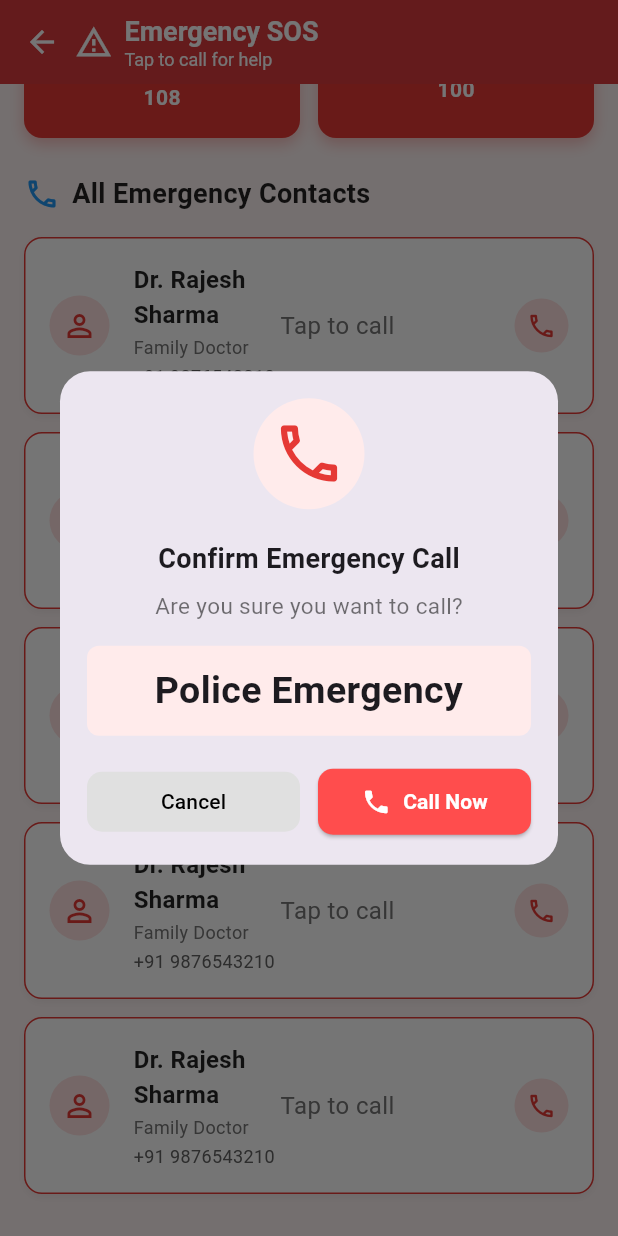
After one commit to tanishqshrivas/gabru, a Flutter app: the EmergencyPage screen opened directly, scrolled down 122 dp, after a tap on "POLICE", on a phone screen of 412 x 824 dp. The commit adds this screen. Run offline on Flutter 3.47's test engine with Material 3 defaults, Android fonts, the phone set to English and light mode, and no system bars; our stand-ins replace google_sign_in.

Commit message:
Added SOS emergency call dialog with custom UI and fixed AppBar spacing

```diff
--- /dev/null
+++ b/lib/emergency.dart
@@ -0,0 +1,479 @@
+import 'package:flutter/material.dart';
+
+class EmergencyPage extends StatelessWidget {
+  const EmergencyPage({super.key});
+
+  @override
+  Widget build(BuildContext context) {
+    return Scaffold(
+      backgroundColor: const Color(0xFFFDF2F2),
+      appBar: AppBar(
+        backgroundColor: const Color(0xFFE53935),
+        elevation: 0,
+        leading: IconButton(
+          icon: const Icon(Icons.arrow_back, color: Colors.white),
+          onPressed: () => Navigator.pop(context),
+        ),
+        titleSpacing: -10, // This reduces the gap between leading and title
+        title: Row(
+          children: [
+            const SizedBox(width: 4), // Optional: fine-tune spacing if needed
+            const Icon(Icons.warning_amber_outlined, color: Colors.white, size: 25),
+            const SizedBox(width: 8),
+            Column(
+              crossAxisAlignment: CrossAxisAlignment.start,
+              children: const [
+                Text(
+                  'Emergency SOS',
+                  style: TextStyle(
+                    color: Colors.white,
+                    fontWeight: FontWeight.bold,
+                    fontSize: 18,
+                  ),
+                ),
+                Text(
+                  'Tap to call for help',
+                  style: TextStyle(
+                    color: Colors.white,
+                    fontSize: 12,
+                  ),
+                ),
+              ],
+            ),
+          ],
+        ),
+      ),
+
+      body: SingleChildScrollView(
+        padding: const EdgeInsets.all(16),
+        child: Column(
+          crossAxisAlignment: CrossAxisAlignment.start,
+          children: [
+            // Quick Emergency Services Section
+            Row(
+              children: [
+                Icon(Icons.shield_outlined, color: Colors.red[600], size: 24),
+                const SizedBox(width: 8),
+                const Text(
+                  'Quick Emergency Services',
+                  style: TextStyle(
+                    fontSize: 18,
+                    fontWeight: FontWeight.bold,
+                    color: Colors.black87,
+                  ),
+                ),
+              ],
+            ),
+            const SizedBox(height: 16),
+
+            // Emergency Service Buttons
+            Row(
+              children: [
+                Expanded(
+                  child:
+                  _buildEmergencyServiceButton(
+                    context,
+                    title: 'City Hospital Emergency',
+                    subtitle: null,
+                    number: '108',
+                    color: const Color(0xFFE53935),
+                    showIcon: true,
+                    onTap: () => _showCallDialog(context, 'City Hospital Emergency', '108'),
+                  ),
+
+                ),
+
+                const SizedBox(width: 12),
+                Expanded(
+                  child:
+                  _buildEmergencyServiceButton(
+                    context,
+                    title: 'POLICE',
+                    subtitle: 'Police Emergency',
+                    number: '100',
+                    color: const Color(0xFFE53935),
+                    showIcon: false,
+                    onTap: () => _showCallDialog(context, 'Police Emergency', '100'),
+                  ),
+
+                ),
+              ],
+            ),
+
+                const SizedBox(height: 24),
+
+            // All Emergency Contacts Section
+            Row(
+              children: [
+                const Icon(Icons.phone_outlined, color: Colors.blue, size: 24),
+                const SizedBox(width: 8),
+                const Text(
+                  'All Emergency Contacts',
+                  style: TextStyle(
+                    fontSize: 18,
+                    fontWeight: FontWeight.bold,
+                    color: Colors.black87,
+                  ),
+                ),
+              ],
+            ),
+            const SizedBox(height: 16),
+
+            // Emergency Contacts List
+            _buildContactCard(
+              context,
+              name: 'Dr. Rajesh Sharma',
+              role: 'Family Doctor',
+              phone: '+91 9876543210',
+              onTap: () => _showCallDialog(context, 'Dr. Rajesh Sharma', '+91 9876543210'),
+            ),
+
+            _buildContactCard(
+              context,
+              name: 'Dr. Rajesh Sharma',
+              role: 'Family Doctor',
+              phone: '+91 9876543210',
+              onTap: () => _showCallDialog(context, 'Dr. Rajesh Sharma', '+91 9876543210'),
+            ),
+
+            _buildContactCard(
+              context,
+              name: 'Dr. Rajesh Sharma',
+              role: 'Family Doctor',
+              phone: '+91 9876543210',
+              onTap: () => _showCallDialog(context, 'Dr. Rajesh Sharma', '+91 9876543210'),
+            ),
+
+            _buildContactCard(
+              context,
+              name: 'Dr. Rajesh Sharma',
+              role: 'Family Doctor',
+              phone: '+91 9876543210',
+              onTap: () => _showCallDialog(context, 'Dr. Rajesh Sharma', '+91 9876543210'),
+            ),
+
+            _buildContactCard(
+              context,
+              name: 'Dr. Rajesh Sharma',
+              role: 'Family Doctor',
+              phone: '+91 9876543210',
+              onTap: () => _showCallDialog(context, 'Dr. Rajesh Sharma', '+91 9876543210'),
+            ),
+          ],
+        ),
+      ),
+    );
+  }
+
+
+  Widget _buildEmergencyServiceButton(
+      BuildContext context, {
+        required String title,
+        String? subtitle,
+        required String number,
+        required Color color,
+        required VoidCallback onTap,
+        bool showIcon = false,
+      }) {
+    return GestureDetector(
+      onTap: onTap,
+      child: Container(
+        height: 100,
+        padding: const EdgeInsets.all(16),
+        decoration: BoxDecoration(
+          color: color,
+          borderRadius: BorderRadius.circular(12),
+          boxShadow: [
+            BoxShadow(
+              color: color.withOpacity(0.3),
+              blurRadius: 8,
+              offset: const Offset(0, 4),
+            ),
+          ],
+        ),
+        child: Column(
+          mainAxisAlignment: MainAxisAlignment.center,
+          children: [
+            showIcon
+                ? const Icon(Icons.local_hospital_rounded, color: Colors.white, size: 25)
+                : Text(
+              title,
+              style: const TextStyle(
+                color: Colors.white,
+                fontWeight: FontWeight.bold,
+                fontSize: 12,
+              ),
+              textAlign: TextAlign.center,
+            ),
+            const SizedBox(height: 4),
+            if (showIcon) // Show title only when icon is shown
+              Text(
+                title,
+                style: const TextStyle(
+                  color: Colors.white,
+                  fontWeight: FontWeight.bold,
+                  fontSize: 12,
+                ),
+                textAlign: TextAlign.center,
+              ),
+            if (subtitle != null)
+              Text(
+                subtitle,
+                style: const TextStyle(
+                  color: Colors.white,
+                  fontSize: 10,
+                ),
+                textAlign: TextAlign.center,
+              ),
+            Text(
+              number,
+              style: const TextStyle(
+                color: Colors.white,
+                fontWeight: FontWeight.bold,
+                fontSize: 14,
+              ),
+            ),
+          ],
+        ),
+      ),
+    );
+  }
+
+
+
+  Widget _buildContactCard(
+      BuildContext context, {
+        required String name,
+        required String role,
+        required String phone,
+        required VoidCallback onTap,
+      }) {
+    return Container(
+      margin: const EdgeInsets.only(bottom: 12),
+      padding: const EdgeInsets.all(16),
+      decoration: BoxDecoration(
+        color: Colors.white,
+        borderRadius: BorderRadius.circular(12),
+        border: Border.all(color: const Color(0xFFE53935), width: 1),
+        boxShadow: [
+          BoxShadow(
+            color: Colors.black.withOpacity(0.05),
+            blurRadius: 4,
+            offset: const Offset(0, 2),
+          ),
+        ],
+      ),
+      child: Row(
+        children: [
+          // Profile Icon
+          Container(
+            width: 40,
+            height: 40,
+            decoration: BoxDecoration(
+              color: const Color(0xFFFFE0E0),
+              borderRadius: BorderRadius.circular(20),
+            ),
+            child: const Icon(
+              Icons.person_outline_outlined,
+              color: Color(0xFFE53935),
+            ),
+          ),
+
+          const SizedBox(width: 16),
+
+          // Contact Info
+          Expanded(
+            child: Column(
+              crossAxisAlignment: CrossAxisAlignment.start,
+              children: [
+                Text(
+                  name,
+                  style: const TextStyle(
+                    fontSize: 16,
+                    fontWeight: FontWeight.bold,
+                    color: Colors.black87,
+                  ),
+                ),
+                const SizedBox(height: 2),
+                Text(
+                  role,
+                  style: TextStyle(
+                    fontSize: 12,
+                    color: Colors.grey[600],
+                  ),
+                ),
+                const SizedBox(height: 2),
+                Text(
+                  phone,
+                  style: TextStyle(
+                    fontSize: 12,
+                    color: Colors.grey[700],
+                  ),
+                ),
+              ],
+            ),
+          ),
+
+
+          Row(
+            mainAxisAlignment: MainAxisAlignment.end,
+            children: [
+              Text(
+                'Tap to call',
+                style: TextStyle(
+                  fontSize: 16,
+                  color: Colors.grey[600],
+                ),
+              ),
+              const SizedBox(width: 80),
+              GestureDetector(
+                onTap: onTap,
+                child: Container(
+                  padding: const EdgeInsets.all(8),
+                  decoration: BoxDecoration(
+                    color: Color(0xFFFFE0E0),
+                    borderRadius: BorderRadius.circular(20),
+                  ),
+                  child: const Icon(
+                    Icons.phone_outlined,
+                    color: Color(0xFFE53935),
+                    size: 20,
+                  ),
+                ),
+              ),
+            ],
+          )
+
+        ],
+      ),
+    );
+  }
+
+
+  void _showCallDialog(BuildContext context, String name, String number) {
+    showDialog(
+      context: context,
+      builder: (BuildContext context) {
+        return Dialog(
+          shape: RoundedRectangleBorder(
+            borderRadius: BorderRadius.circular(20),
+          ),
+          child: Padding(
+            padding: const EdgeInsets.symmetric(horizontal: 18.0, vertical: 18),
+            child: Column(
+              mainAxisSize: MainAxisSize.min,
+              children: [
+                // Circular icon
+                Container(
+                  padding: const EdgeInsets.all(12),
+                  decoration: BoxDecoration(
+                    color: const Color(0xFFFFEBEB),
+                    shape: BoxShape.circle,
+                  ),
+                  child: const Icon(
+                    Icons.phone_outlined,
+                    color: Color(0xFFE53935),
+                    size: 50,
+                  ),
+                ),
+                const SizedBox(height: 20),
+
+                // Title
+                const Text(
+                  'Confirm Emergency Call',
+                  style: TextStyle(
+                    fontWeight: FontWeight.bold,
+                    fontSize: 18,
+                  ),
+                ),
+                const SizedBox(height: 8),
+
+                // Subtitle
+                const Text(
+                  'Are you sure you want to call?',
+                  style: TextStyle(
+                    fontSize: 15,
+                    color: Colors.black54,
+                  ),
+                ),
+                const SizedBox(height: 16),
+
+                // Name Box
+                Container(
+                  width: double.infinity,
+                  padding: const EdgeInsets.symmetric(vertical: 12, horizontal: 12),
+                  decoration: BoxDecoration(
+                    color: const Color(0xFFFFEBEB),
+                    borderRadius: BorderRadius.circular(8),
+                  ),
+                  child: Text(
+                    name,
+                    textAlign: TextAlign.center,
+                    style: const TextStyle(
+                      fontWeight: FontWeight.bold,
+                      fontSize: 25,
+                    ),
+                  ),
+                ),
+                const SizedBox(height: 20),
+
+                // Buttons
+                Row(
+                  children: [
+                    Expanded(
+                      child: TextButton(
+                        onPressed: () => Navigator.of(context).pop(),
+                        style: TextButton.styleFrom(
+                          backgroundColor: const Color(0xFFE0E0E0),
+                          shape: RoundedRectangleBorder(
+                            borderRadius: BorderRadius.circular(10),
+                          ),
+                        ),
+                        child: const Text(
+                          'Cancel',
+                          style: TextStyle(color: Colors.black),
+                        ),
+                      ),
+                    ),
+                    const SizedBox(width: 12),
+                    Expanded(
+                      child:
+                      ElevatedButton(
+                        onPressed: () {
+                          Navigator.of(context).pop();
+                          ScaffoldMessenger.of(context).showSnackBar(
+                            SnackBar(content: Text('Calling $name...')),
+                          );
+                        },
+                        style: ElevatedButton.styleFrom(
+                          backgroundColor: const Color(0xFFFF4D4D),
+                          shape: RoundedRectangleBorder(
+                            borderRadius: BorderRadius.circular(10),
+                          ),
+                          padding: const EdgeInsets.symmetric(vertical: 12),
+                        ),
+                        child: Row(
+                          mainAxisAlignment: MainAxisAlignment.center,
+                          children: const [
+                            Icon(Icons.phone, color: Colors.white, size: 20),
+                            SizedBox(width: 8),
+                            Text(
+                              'Call Now',
+                              style: TextStyle(color: Colors.white, fontWeight: FontWeight.bold),
+                            ),
+                          ],
+                        ),
+                      ),
+
+                    ),
+                  ],
+                ),
+              ],
+            ),
+          ),
+        );
+      },
+    );
+  }
+
+}
--- a/lib/home_page.dart
+++ b/lib/home_page.dart
@@ -1,4 +1,5 @@
 import 'package:flutter/material.dart';
+import 'emergency.dart';
 
 class HomePage extends StatelessWidget {
   const HomePage({super.key});
@@ -136,7 +137,7 @@ class HomePage extends StatelessWidget {
               ),
             ),
             const Text(
-              "Today’s Medications",
+              "Today's Medications",
               style: TextStyle(fontSize: 20, fontWeight: FontWeight.bold),
             ),
             const SizedBox(height: 10),
@@ -180,6 +181,13 @@ class HomePage extends StatelessWidget {
                   child: Row(
                     children: [
                       Expanded(
+                        child: GestureDetector(
+                          onTap: () {
+                            // Navigate to Appointments page
+                            ScaffoldMessenger.of(context).showSnackBar(
+                              const SnackBar(content: Text('Appointments page - Coming Soon!')),
+                            );
+                          },
                           child: Container(
                             padding: const EdgeInsets.all(12),
                             decoration: BoxDecoration(
@@ -206,8 +214,16 @@ class HomePage extends StatelessWidget {
                             ),
                           ),
                         ),
+                      ),
                       const SizedBox(width: 10),
                       Expanded(
+                        child: GestureDetector(
+                          onTap: () {
+                            // Navigate to Refills page
+                            ScaffoldMessenger.of(context).showSnackBar(
+                              const SnackBar(content: Text('Refills page - Coming Soon!')),
+                            );
+                          },
                           child: Container(
                             padding: const EdgeInsets.all(12),
                             decoration: BoxDecoration(
@@ -234,6 +250,7 @@ class HomePage extends StatelessWidget {
                             ),
                           ),
                         ),
+                      ),
                     ],
                   ),
                 ),
@@ -246,6 +263,13 @@ class HomePage extends StatelessWidget {
                   child: Row(
                     children: [
                       Expanded(
+                        child: GestureDetector(
+                          onTap: () {
+                            // Navigate to AI Assistant page
+                            ScaffoldMessenger.of(context).showSnackBar(
+                              const SnackBar(content: Text('AI Assistant page - Coming Soon!')),
+                            );
+                          },
                           child: Container(
                             padding: const EdgeInsets.all(12),
                             decoration: BoxDecoration(
@@ -272,8 +296,17 @@ class HomePage extends StatelessWidget {
                             ),
                           ),
                         ),
+                      ),
                       const SizedBox(width: 10),
                       Expanded(
+                        child: GestureDetector(
+                          onTap: () {
+                            // Navigate to Emergency page
+                            Navigator.push(
+                              context,
+                              MaterialPageRoute(builder: (context) => const EmergencyPage()),
+                            );
+                          },
                           child: Container(
                             padding: const EdgeInsets.all(12),
                             decoration: BoxDecoration(
@@ -297,6 +330,7 @@ class HomePage extends StatelessWidget {
                                   ),
                                 ),
                               ],
+                            ),
                           ),
                         ),
                       ),
```
Lines whose indentation alone changed are shown as unchanged.
